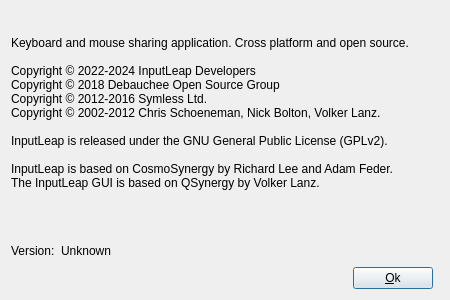
Above: src/gui/src/AboutDialog.ui from input-leap/input-leap before the change. Below: the same form after it.
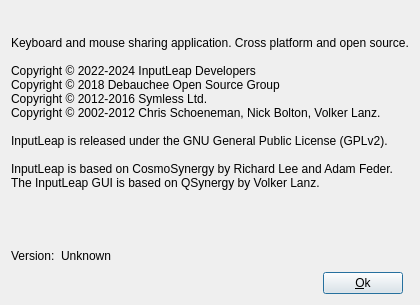
That is the form after the change. Icons and pictures are not drawn.

Commit message: gui/AboutDialog: Let the dialog pick its own fixed size

The edit to the form file:
```diff
--- a/src/gui/src/AboutDialog.ui
+++ b/src/gui/src/AboutDialog.ui
@@ -12,8 +12,8 @@
    <rect>
     <x>0</x>
     <y>0</y>
-    <width>450</width>
-    <height>300</height>
+    <width>0</width>
+    <height>0</height>
    </rect>
   </property>
   <property name="sizePolicy">
@@ -22,18 +22,6 @@
     <verstretch>0</verstretch>
    </sizepolicy>
   </property>
-  <property name="minimumSize">
-   <size>
-    <width>450</width>
-    <height>300</height>
-   </size>
-  </property>
-  <property name="maximumSize">
-   <size>
-    <width>450</width>
-    <height>300</height>
-   </size>
-  </property>
   <property name="windowTitle">
    <string>About InputLeap</string>
   </property>
@@ -77,7 +65,7 @@
      <property name="sizeHint" stdset="0">
       <size>
        <width>20</width>
-       <height>100</height>
+       <height>50</height>
       </size>
      </property>
     </spacer>
```
The commit also changes 1 other file.
